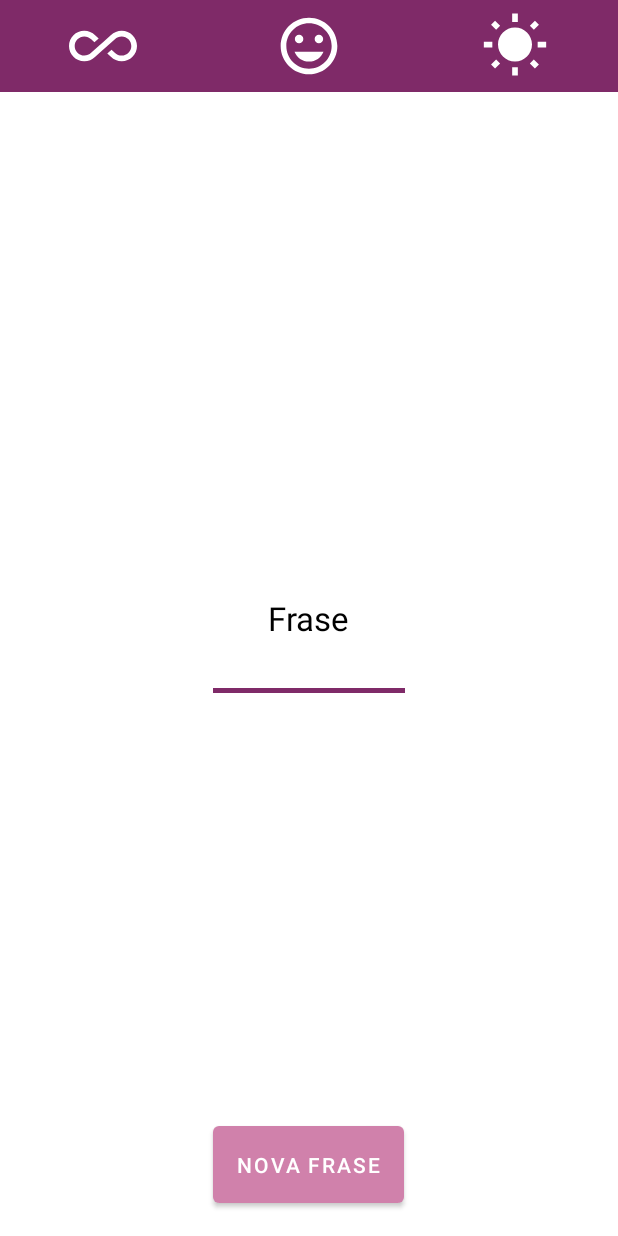
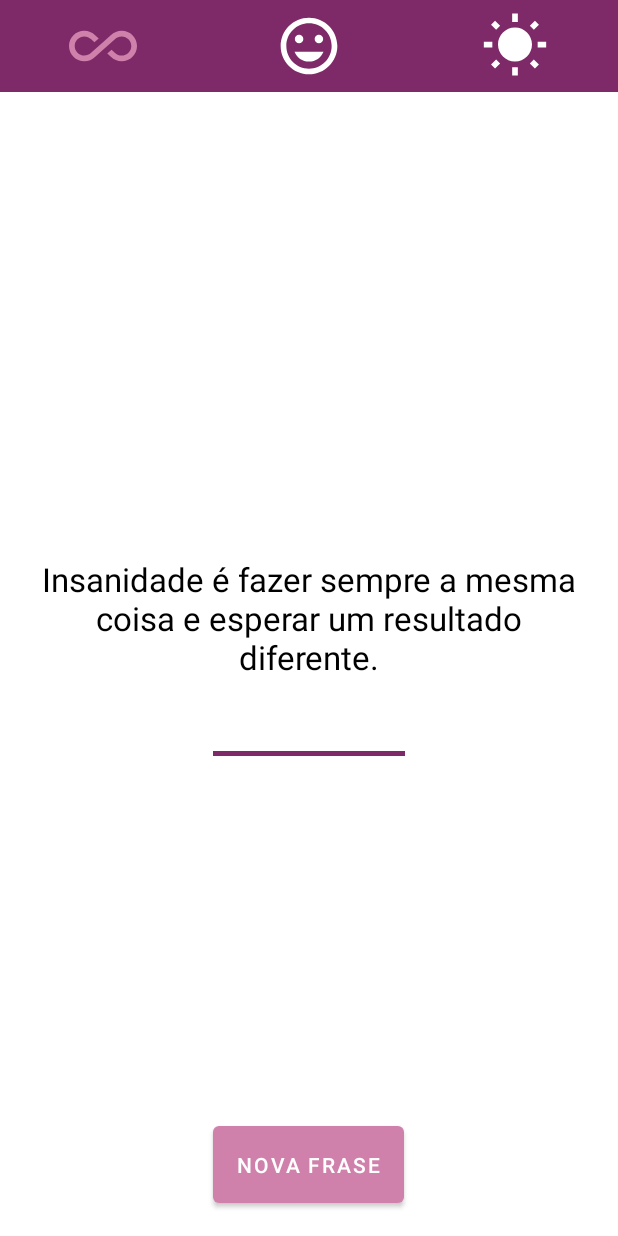
Before and after one commit to LuisMoleroOliveira/App-Motivation, an Android app: the MainActivity screen opened directly, with no data from a screen before it, on a phone screen of 412 x 824 dp. Run offline under Robolectric (Android 15) with nearby library versions, the phone set to English and light mode, and no system bars.

Commit message:
Repository phrase

```diff
--- /dev/null
+++ b/app/src/main/java/br/com/molero/motivation/repository/Mock.kt
@@ -0,0 +1,52 @@
+package br.com.molero.motivation.repository
+
+import br.com.molero.motivation.infra.MotivationConstants
+import java.util.*
+
+data class Phrase(val description: String, val category: Int)
+
+fun Int.random(): Int {
+    return Random().nextInt(this)
+}
+
+
+class Mock {
+
+    private val ALL = MotivationConstants.PHRASEFILTER.ALL
+    private val HAPPY = MotivationConstants.PHRASEFILTER.HAPPY
+    private val MORNING = MotivationConstants.PHRASEFILTER.MORNING
+
+    private val mListPhrases: List<Phrase> = listOf(
+        Phrase("Não sabendo que era impossível, foi lá e fez.", HAPPY),
+        Phrase("Você não é derrotado quando perde, você é derrotado quando desiste!", HAPPY),
+        Phrase("Quando está mais escuro, vemos mais estrelas!", HAPPY),
+        Phrase("Insanidade é fazer sempre a mesma coisa e esperar um resultado diferente.", HAPPY),
+        Phrase("Não pare quando estiver cansado, pare quando tiver terminado.", HAPPY),
+        Phrase("O que você pode fazer agora que tem o maior impacto sobre o seu sucesso?", HAPPY),
+        Phrase("A melhor maneira de prever o futuro é inventá-lo.", MORNING),
+        Phrase("Você perde todas as chances que você não aproveita.", MORNING),
+        Phrase("Fracasso é o condimento que dá sabor ao sucesso.", MORNING),
+        Phrase(" Enquanto não estivermos comprometidos, haverá hesitação!", MORNING),
+        Phrase("Se você não sabe onde quer ir, qualquer caminho serve.", MORNING),
+        Phrase("Se você acredita, faz toda a diferença.", MORNING),
+        Phrase("Riscos devem ser corridos, porque o maior perigo é não arriscar nada!", MORNING)
+    )
+
+    /**
+     * Obtém frase aleatória de acordo com o filtro
+     * */
+    fun getPhrase(value: Int): String {
+
+
+
+        val filtered = mListPhrases.filter { (it.category == value || value == ALL) }
+
+        // Número aleatório de 0 ao tamanho da lista retornada do filtro
+        val rand = (filtered.size).random()
+
+        // Retorna string
+        return filtered[rand].description
+
+    }
+
+}
--- a/app/src/main/java/br/com/molero/motivation/ui/MainActivity.kt
+++ b/app/src/main/java/br/com/molero/motivation/ui/MainActivity.kt
@@ -6,21 +6,28 @@ import android.view.View
 import br.com.molero.motivation.R
 import br.com.molero.motivation.infra.MotivationConstants
 import br.com.molero.motivation.infra.SecurityPreferences
+import br.com.molero.motivation.repository.Mock
 import kotlinx.android.synthetic.main.activity_main.*
 
 class MainActivity : AppCompatActivity(), View.OnClickListener {
 
     private lateinit var mSecurityPreferences: SecurityPreferences
+    private var mPhraseFilter: Int = MotivationConstants.PHRASEFILTER.ALL
+
 
     override fun onCreate(savedInstanceState: Bundle?) {
         super.onCreate(savedInstanceState)
         setContentView(R.layout.activity_main)
 
+        if (supportActionBar != null) supportActionBar!!.hide()
+
         mSecurityPreferences = SecurityPreferences(this)
         textName.text = mSecurityPreferences.getString(MotivationConstants.KEY.PERSON_NAME)
 
-        if(supportActionBar != null) supportActionBar!!.hide()
-
+        //Lógica inicial de seleção
+        imageAll.setColorFilter(resources.getColor(R.color.colorAccent))
+        handleNewPhrase()
+        //Término lógica inicial
 
 
         buttonNewPhrase.setOnClickListener(this)
@@ -41,7 +48,7 @@ class MainActivity : AppCompatActivity(), View.OnClickListener {
     }
 
     private fun handleNewPhrase() {
-
+        textPhrase.text = Mock().getPhrase(mPhraseFilter)
     }
 
     private fun handleFilter(id: Int) {
@@ -52,12 +59,15 @@ class MainActivity : AppCompatActivity(), View.OnClickListener {
         when (id) {
             R.id.imageAll -> {
                 imageAll.setColorFilter(resources.getColor(R.color.colorAccent))
+                mPhraseFilter = MotivationConstants.PHRASEFILTER.ALL
             }
             R.id.imageHappy -> {
                 imageHappy.setColorFilter(resources.getColor(R.color.colorAccent))
+                mPhraseFilter = MotivationConstants.PHRASEFILTER.HAPPY
             }
             R.id.imageMorning -> {
                 imageMorning.setColorFilter(resources.getColor(R.color.colorAccent))
+                mPhraseFilter = MotivationConstants.PHRASEFILTER.MORNING
             }
 
         }
--- a/app/src/main/res/layout/activity_main.xml
+++ b/app/src/main/res/layout/activity_main.xml
@@ -48,11 +48,11 @@
         android:layout_height="wrap_content"
         android:layout_below="@+id/linearMenu"
         android:layout_centerHorizontal="true"
-        android:layout_marginTop="32dp"
+        android:layout_margin="16dp"
+        android:background="@color/white"
         android:text="Hello World"
-        android:textSize="18sp"
-        android:background="@color/white"
-        android:textColor="@color/black"/>
+        android:textColor="@color/black"
+        android:textSize="18sp" />
 
     <TextView
         android:id="@+id/textPhrase"
@@ -60,8 +60,10 @@
         android:layout_height="wrap_content"
         android:layout_centerInParent="true"
         android:layout_marginTop="32dp"
+        android:layout_margin="16dp"
         android:background="@color/white"
         android:text="Frase"
+        android:textAlignment="center"
         android:textColor="@color/black"
         android:textSize="22sp" />
     <View
```
